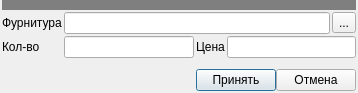
Meller008/CRM-Avi, file ui/pack_accsessories.ui: the form before one commit.
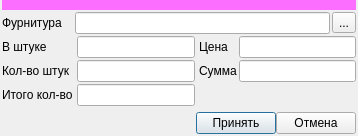
The form after the commit.

Diff of the .ui file:
```diff
--- a/ui/pack_accsessories.ui
+++ b/ui/pack_accsessories.ui
@@ -7,7 +7,7 @@
     <x>0</x>
     <y>0</y>
     <width>358</width>
-    <height>93</height>
+    <height>136</height>
    </rect>
   </property>
   <property name="windowTitle">
@@ -29,31 +29,48 @@
    <property name="spacing">
     <number>2</number>
    </property>
-   <item row="1" column="0">
-    <widget class="QLabel" name="label">
-     <property name="text">
-      <string>Фурнитура</string>
+   <item row="0" column="0" colspan="6">
+    <widget class="QWidget" name="sw_new_cut_2" native="true">
+     <property name="minimumSize">
+      <size>
+       <width>0</width>
+       <height>10</height>
+      </size>
      </property>
+     <property name="styleSheet">
+      <string notr="true">background-color: rgb(251, 110, 255);</string>
+     </property>
     </widget>
    </item>
-   <item row="2" column="2">
-    <widget class="QLabel" name="label_3">
-     <property name="text">
-      <string>Цена</string>
+   <item row="4" column="2">
+    <widget class="QLineEdit" name="le_value_sum">
+     <property name="readOnly">
+      <bool>true</bool>
      </property>
     </widget>
    </item>
-   <item row="2" column="0">
-    <widget class="QLabel" name="label_2">
-     <property name="text">
-      <string>Кол-во</string>
+   <item row="3" column="5">
+    <widget class="QLineEdit" name="le_sum">
+     <property name="readOnly">
+      <bool>true</bool>
      </property>
     </widget>
    </item>
-   <item row="1" column="1" colspan="3">
+   <item row="2" column="5">
+    <widget class="QLineEdit" name="le_price">
+     <property name="readOnly">
+      <bool>true</bool>
+     </property>
+    </widget>
+   </item>
+   <item row="1" column="1" colspan="5">
     <layout class="QHBoxLayout" name="horizontalLayout">
      <item>
-      <widget class="QLineEdit" name="le_accessories"/>
+      <widget class="QLineEdit" name="le_accessories">
+       <property name="readOnly">
+        <bool>true</bool>
+       </property>
+      </widget>
      </item>
      <item>
       <widget class="QToolButton" name="toolButton">
@@ -64,17 +81,7 @@
      </item>
     </layout>
    </item>
-   <item row="2" column="1">
-    <widget class="QLineEdit" name="le_value"/>
-   </item>
-   <item row="2" column="3">
-    <widget class="QLineEdit" name="le_price">
-     <property name="readOnly">
-      <bool>true</bool>
-     </property>
-    </widget>
-   </item>
-   <item row="4" column="0" colspan="4">
+   <item row="6" column="0" colspan="6">
     <layout class="QHBoxLayout" name="horizontalLayout_3">
      <property name="spacing">
       <number>0</number>
@@ -108,7 +115,55 @@
      </item>
     </layout>
    </item>
-   <item row="3" column="1">
+   <item row="1" column="0">
+    <widget class="QLabel" name="label">
+     <property name="text">
+      <string>Фурнитура</string>
+     </property>
+    </widget>
+   </item>
+   <item row="2" column="4">
+    <widget class="QLabel" name="label_3">
+     <property name="text">
+      <string>Цена</string>
+     </property>
+    </widget>
+   </item>
+   <item row="3" column="0">
+    <widget class="QLabel" name="label_2">
+     <property name="text">
+      <string>Кол-во штук</string>
+     </property>
+    </widget>
+   </item>
+   <item row="3" column="4">
+    <widget class="QLabel" name="label_5">
+     <property name="text">
+      <string>Сумма</string>
+     </property>
+    </widget>
+   </item>
+   <item row="2" column="2">
+    <widget class="QLineEdit" name="le_value_thing"/>
+   </item>
+   <item row="2" column="0">
+    <widget class="QLabel" name="label_4">
+     <property name="text">
+      <string>В штуке</string>
+     </property>
+    </widget>
+   </item>
+   <item row="3" column="2">
+    <widget class="QLineEdit" name="le_value"/>
+   </item>
+   <item row="4" column="0">
+    <widget class="QLabel" name="label_6">
+     <property name="text">
+      <string>Итого кол-во</string>
+     </property>
+    </widget>
+   </item>
+   <item row="5" column="0">
     <spacer name="verticalSpacer">
      <property name="orientation">
       <enum>Qt::Vertical</enum>
@@ -121,19 +176,6 @@
      </property>
     </spacer>
    </item>
-   <item row="0" column="0" colspan="4">
-    <widget class="QWidget" name="sw_new_cut_2" native="true">
-     <property name="minimumSize">
-      <size>
-       <width>0</width>
-       <height>10</height>
-      </size>
-     </property>
-     <property name="styleSheet">
-      <string notr="true">background-color: rgb(127, 127, 127);</string>
-     </property>
-    </widget>
-   </item>
   </layout>
  </widget>
  <resources/>
```
Left out of the diff: 63 changed lines with no effect on the pictures.
